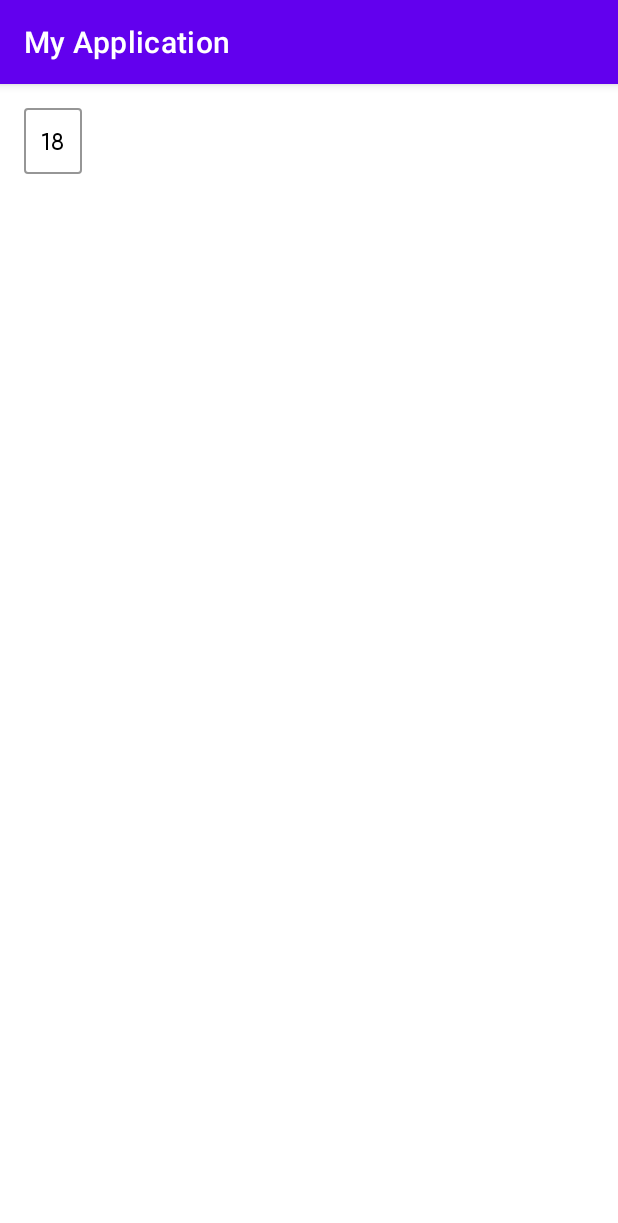
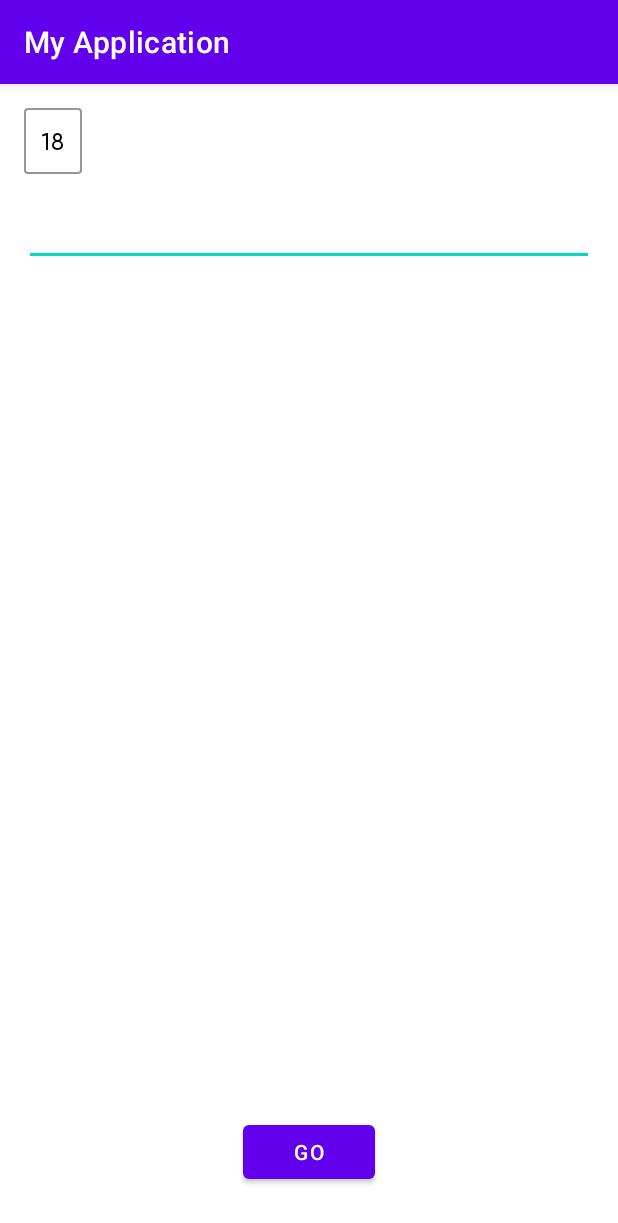
Before and after one commit to rajatsangrame/DemoCompoundView, an Android app: the screen it shows after launch (MainActivity), on a phone screen of 412 x 824 dp. Shown: the top 1223 px of the screen. Run offline under Robolectric (Android 15) with nearby library versions, the phone set to English and light mode, and no system bars.

Commit message:
added fragments

```diff
--- a/app/build.gradle
+++ b/app/build.gradle
@@ -43,4 +43,8 @@ dependencies {
     androidTestImplementation 'androidx.test.ext:junit:1.1.1'
     androidTestImplementation 'androidx.test.espresso:espresso-core:3.2.0'
     implementation 'com.google.android.material:material:1.3.0'
+
+    implementation 'androidx.navigation:navigation-fragment-ktx:2.3.4'
+    implementation 'androidx.navigation:navigation-ui-ktx:2.3.4'
+
 }
--- /dev/null
+++ b/app/src/main/java/com/example/myapplication/HomeFragment.kt
@@ -0,0 +1,28 @@
+package com.example.myapplication
+
+import android.os.Bundle
+import android.view.LayoutInflater
+import android.view.View
+import android.view.ViewGroup
+import android.widget.Button
+import androidx.fragment.app.Fragment
+import androidx.navigation.fragment.findNavController
+
+class HomeFragment : Fragment() {
+
+  override fun onCreateView(
+    inflater: LayoutInflater,
+    container: ViewGroup?,
+    savedInstanceState: Bundle?
+  ): View? {
+    return inflater.inflate(R.layout.fragment_home, container, false)
+  }
+
+  override fun onViewCreated(view: View, savedInstanceState: Bundle?) {
+    super.onViewCreated(view, savedInstanceState)
+
+    view.findViewById<Button>(R.id.go_btn).setOnClickListener {
+      findNavController().navigate(R.id.action_HomeFragment_to_SecondFragment)
+    }
+  }
+}
--- a/app/src/main/java/com/example/myapplication/MainActivity.kt
+++ b/app/src/main/java/com/example/myapplication/MainActivity.kt
@@ -2,14 +2,18 @@ package com.example.myapplication
 
 import androidx.appcompat.app.AppCompatActivity
 import android.os.Bundle
+import androidx.navigation.NavController
+import androidx.navigation.findNavController
 
 class MainActivity : AppCompatActivity() {
-    override fun onCreate(savedInstanceState: Bundle?) {
-        super.onCreate(savedInstanceState)
-        setContentView(R.layout.activity_main)
 
-        findViewById<RPKSelectButton>(R.id.btn).setOnClickListener{
-            (it as RPKSelectButton).performSelect()
-        }
-    }
+  private lateinit var navController: NavController
+
+  override fun onCreate(savedInstanceState: Bundle?) {
+    super.onCreate(savedInstanceState)
+    setContentView(R.layout.activity_main)
+
+    navController = findNavController(R.id.host_fragment)
+
+  }
 }
--- a/app/src/main/java/com/example/myapplication/RPKSelectButton.kt
+++ b/app/src/main/java/com/example/myapplication/RPKSelectButton.kt
@@ -95,12 +95,14 @@ class RPKSelectButton : FrameLayout {
     isSelected = false
   }
 
-  fun performSelect() {
+  override fun performClick(): Boolean {
+    Log.d(TAG, "performClick: ")
     if (isSelected) {
       unselect()
     } else {
       select()
     }
+    return super.performClick()
   }
 
   override fun onLayout(changed: Boolean, left: Int, top: Int, right: Int, bottom: Int) {
--- /dev/null
+++ b/app/src/main/java/com/example/myapplication/SecondFragment.kt
@@ -0,0 +1,6 @@
+package com.example.myapplication
+
+import androidx.fragment.app.Fragment
+
+class SecondFragment : Fragment() {
+}
--- a/app/src/main/res/layout/activity_main.xml
+++ b/app/src/main/res/layout/activity_main.xml
@@ -7,14 +7,18 @@
     tools:context=".MainActivity"
     >
 
-  <com.example.myapplication.RPKSelectButton
-      android:id="@+id/btn"
-      android:layout_width="wrap_content"
-      android:layout_height="wrap_content"
-      android:layout_margin="16dp"
+  <fragment
+      android:id="@+id/host_fragment"
+      android:layout_width="match_parent"
+      android:layout_height="match_parent"
+      android:name="androidx.navigation.fragment.NavHostFragment"
+      app:layout_constraintBottom_toBottomOf="parent"
+      app:layout_constraintEnd_toEndOf="parent"
       app:layout_constraintStart_toStartOf="parent"
       app:layout_constraintTop_toTopOf="parent"
-      app:labelText="18"
+      app:defaultNavHost="true"
+      app:navGraph="@navigation/nav_graph"
       />
 
+
 </androidx.constraintlayout.widget.ConstraintLayout>
--- /dev/null
+++ b/app/src/main/res/layout/fragment_home.xml
@@ -0,0 +1,43 @@
+<?xml version="1.0" encoding="utf-8"?>
+<androidx.constraintlayout.widget.ConstraintLayout xmlns:android="http://schemas.android.com/apk/res/android"
+    xmlns:app="http://schemas.android.com/apk/res-auto"
+    xmlns:tools="http://schemas.android.com/tools"
+    android:layout_width="match_parent"
+    android:layout_height="match_parent"
+    tools:context=".MainActivity"
+    >
+
+  <com.example.myapplication.RPKSelectButton
+      android:id="@+id/btn"
+      android:layout_width="wrap_content"
+      android:layout_height="wrap_content"
+      android:layout_margin="16dp"
+      app:layout_constraintStart_toStartOf="parent"
+      app:layout_constraintTop_toTopOf="parent"
+      app:labelText="18"
+      />
+
+
+  <EditText
+      android:id="@+id/my_et"
+      android:layout_margin="16dp"
+      android:layout_width="0dp"
+      android:layout_height="wrap_content"
+      app:layout_constraintEnd_toEndOf="parent"
+      app:layout_constraintStart_toStartOf="parent"
+      app:layout_constraintTop_toBottomOf="@+id/btn"
+      />
+
+
+  <Button
+      android:id="@+id/go_btn"
+      android:layout_width="wrap_content"
+      android:layout_height="wrap_content"
+      android:layout_marginBottom="32dp"
+      android:text="GO"
+      app:layout_constraintBottom_toBottomOf="parent"
+      app:layout_constraintEnd_toEndOf="parent"
+      app:layout_constraintStart_toStartOf="parent"
+      />
+
+</androidx.constraintlayout.widget.ConstraintLayout>
--- /dev/null
+++ b/app/src/main/res/navigation/nav_graph.xml
@@ -0,0 +1,23 @@
+<?xml version="1.0" encoding="utf-8"?>
+<navigation xmlns:android="http://schemas.android.com/apk/res/android"
+    xmlns:app="http://schemas.android.com/apk/res-auto"
+    xmlns:tools="http://schemas.android.com/tools"
+    android:id="@+id/appraisal_nav_graph"
+    app:startDestination="@id/nav_home">
+
+  <fragment
+      android:id="@+id/nav_home"
+      android:label="HomeFragment"
+      android:name="com.example.myapplication.HomeFragment">
+    <action
+        android:id="@+id/action_HomeFragment_to_SecondFragment"
+        app:destination="@+id/nav_second" />
+
+  </fragment>
+
+  <fragment
+      android:id="@+id/nav_second"
+      android:label="SecondFragment"
+      android:name="com.example.myapplication.SecondFragment" />
+
+</navigation>
```
